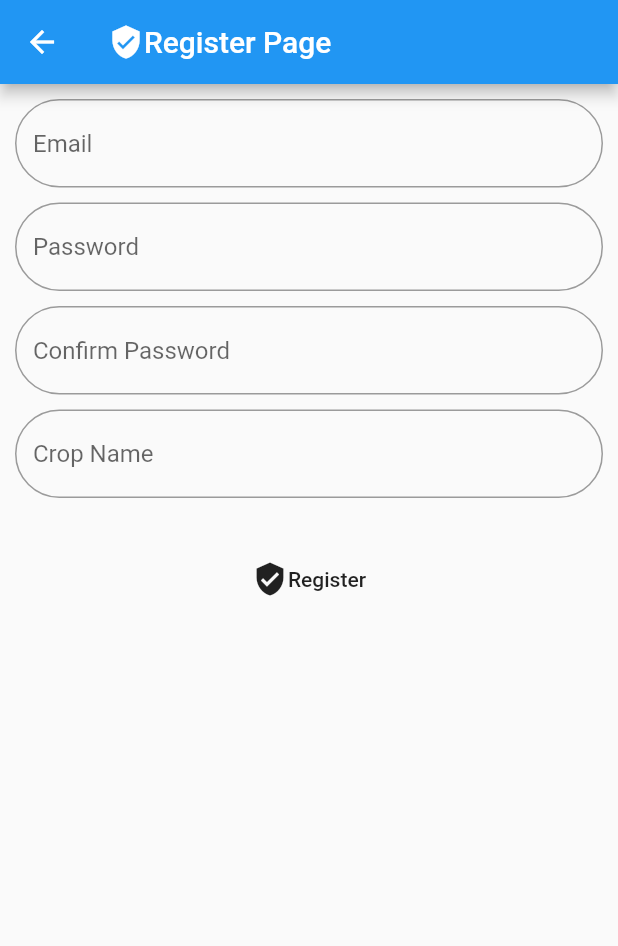
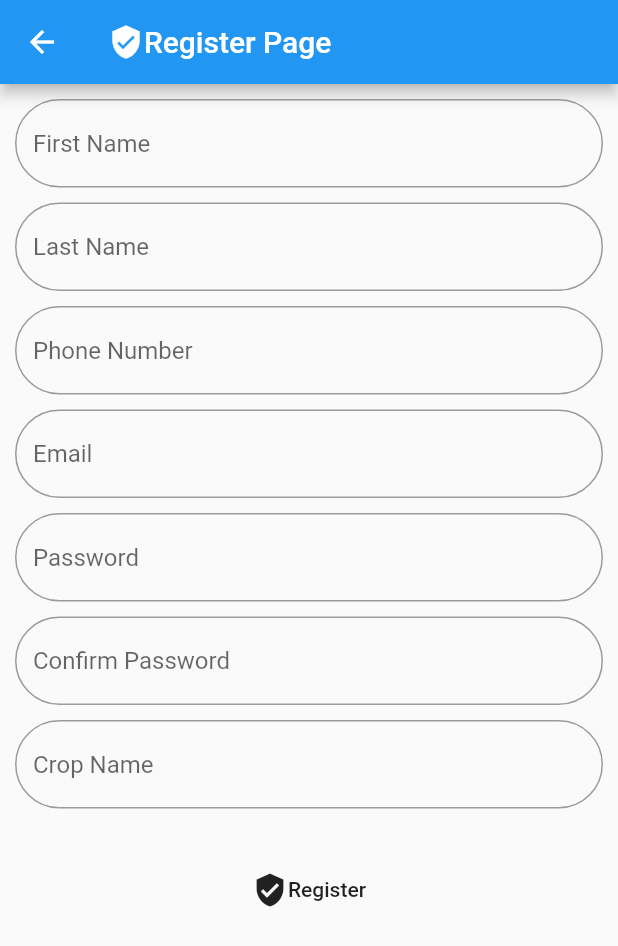
Before and after one commit to sagar-ghub/Agrobot, a Flutter app: the Register screen opened by its route, on a phone screen of 412 x 824 dp. Shown: the top 946 px of the screen. Run offline on Flutter 3.47's test engine with Material 2 defaults, Android fonts, the phone set to English and light mode, and no system bars; our stand-ins replace cloud_firestore, firebase_auth; accounts and stored records are empty.

Commit message:
Login and register page
Using flutter and firebase auth.

```diff
--- a/lib/main.dart
+++ b/lib/main.dart
@@ -1,4 +1,5 @@
 import 'package:flutter/material.dart';
+import 'package:test_app/test.dart';
 import 'homePage.dart';
 import 'login.dart';
 import 'register.dart';
@@ -18,7 +19,8 @@ class MyApp extends StatelessWidget {
       routes: {
         '/home' : (BuildContext context) => MyHomePage(),
         '/login' : (BuildContext context) => Login(),
-        '/register' :(BuildContext context) => Register()
+        '/register' :(BuildContext context) => Register(),
+        '/home': (BuildContext context)=> HomePage()
       }
     );
   }
--- a/lib/register.dart
+++ b/lib/register.dart
@@ -9,6 +9,9 @@ class Register extends StatefulWidget {
 }
 
 class _RegisterState extends State<Register> {
+  TextEditingController _firstName;
+  TextEditingController _lastName;
+  TextEditingController _phoneNumber;
   TextEditingController _emailController;
   TextEditingController _passwordController;
   TextEditingController _passwordConfirmationController;
@@ -16,6 +19,9 @@ class _RegisterState extends State<Register> {
 
   @override
   void initState() {
+    _firstName=new TextEditingController();
+    _lastName=new TextEditingController();
+    _phoneNumber= new TextEditingController();
     _emailController = new TextEditingController();
     _passwordController = new TextEditingController();
     _passwordConfirmationController = new TextEditingController();
@@ -40,6 +46,45 @@ class _RegisterState extends State<Register> {
             child: Form(
                 child: Column(
                   children: <Widget>[
+                    TextFormField(
+                      decoration: InputDecoration(
+                        hintText: 'First Name',
+                        border: OutlineInputBorder(
+                          borderRadius: BorderRadius.circular(32)
+                        )
+                      ),
+                      controller:_firstName,
+                      keyboardType: TextInputType.text,
+                      validator: (String email){
+                        return null;
+                      },
+                    ),SizedBox(height:10),
+                    TextFormField(
+                      decoration: InputDecoration(
+                        hintText: 'Last Name',
+                        border: OutlineInputBorder(
+                          borderRadius: BorderRadius.circular(32)
+                        )
+                      ),
+                      controller: _lastName,
+                      keyboardType: TextInputType.text,
+                      validator: (String email){
+                        return null;
+                      },
+                    ),SizedBox(height:10),
+                    TextFormField(
+                      decoration: InputDecoration(
+                        hintText: 'Phone Number',
+                        border: OutlineInputBorder(
+                          borderRadius: BorderRadius.circular(32)
+                        )
+                      ),
+                      controller: _phoneNumber,
+                      keyboardType: TextInputType.phone,
+                      validator: (String email){
+                        return null;
+                      },
+                    ),SizedBox(height:10),
                     TextFormField(
                       decoration: InputDecoration(
                         hintText: 'Email',
@@ -113,10 +158,14 @@ class _RegisterState extends State<Register> {
                             (user) => Firestore.instance.collection('users')
                                               .document(user.user.uid)
                                               .setData({
+                              'firstName':_firstName.text,
+                              'lastName':_lastName.text,
+                              'phoneNumber':_phoneNumber.text,
                               'email':user.user.email,
                               'cropNames' : [_cropName.text]
                                               })
                         );
+                        Navigator.pushNamed(context, '/login');
                       },
                     )
                   ],
--- a/pubspec.yaml
+++ b/pubspec.yaml
@@ -15,8 +15,12 @@ version: 1.0.0+1
 
 environment:
   sdk: ">=2.1.0 <3.0.0"
+  path:
+  xml:
 
 dependencies:
+
+
   flutter:
     sdk: flutter
 
```
Also changed, not shown: lib/login.dart (+90 -15 lines), lib/test.dart (added, +16 -0 lines), pubspec.lock, 10 other files.
